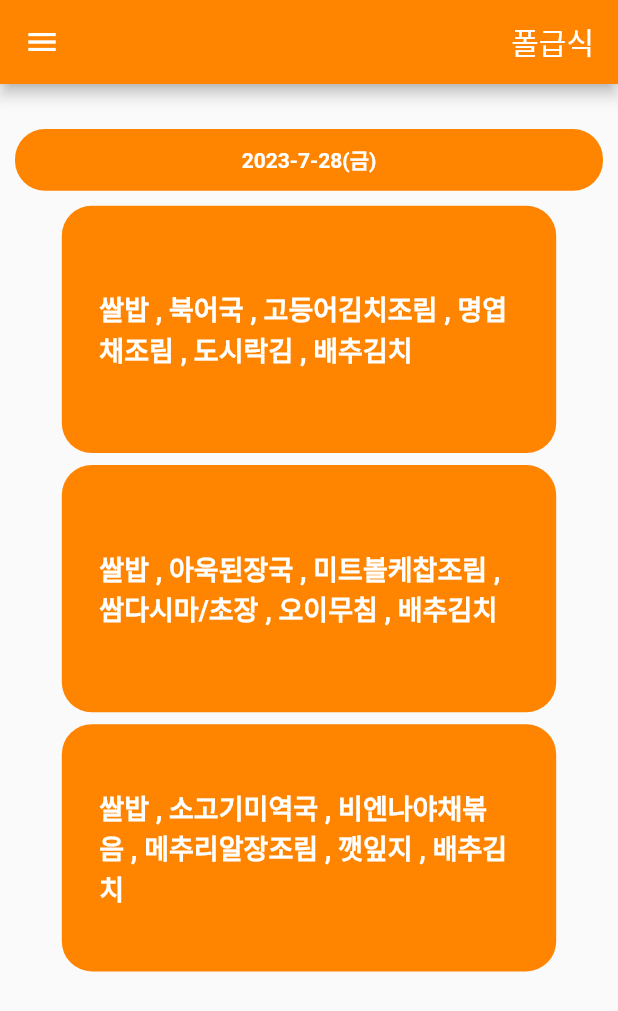
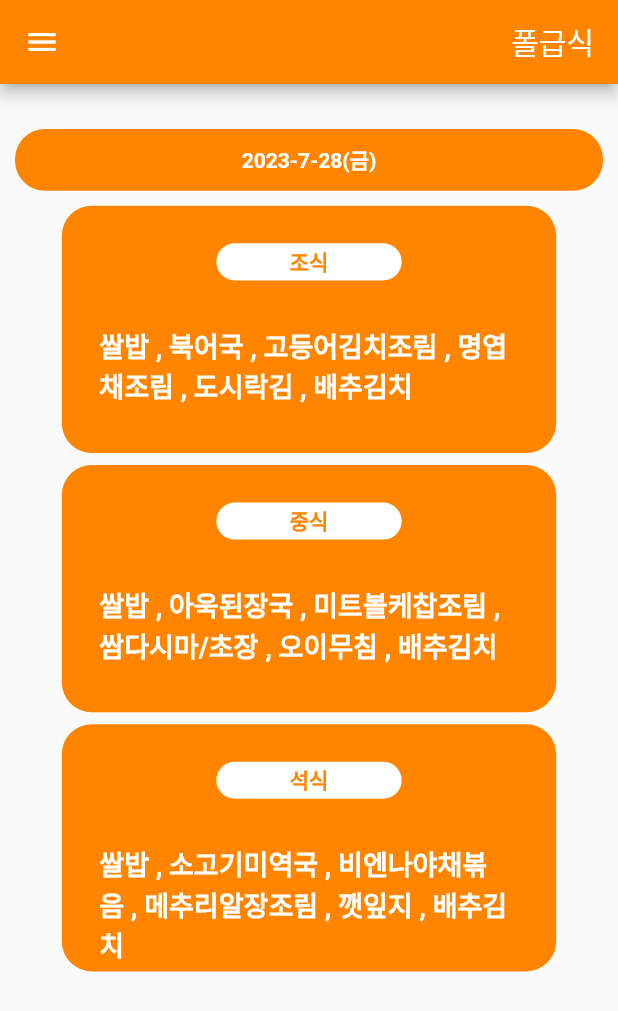
Before and after one commit to hhpp1205/polyMealApp, a Flutter app: the screen it shows after launch, on a phone screen of 412 x 824 dp. Shown: the top 1011 px of the screen. Run offline on Flutter 3.47's test engine with Material 2 defaults, Android fonts, the phone set to English and light mode, and no system bars.

Commit message:
Feat : 메뉴박스에 조식,중식,석식 구분 추가

```diff
--- /dev/null
+++ b/lib/const/mealTime.dart
@@ -0,0 +1 @@
+const List<String> MEAL_TIME = ['조식', '중식', '석식'];
--- a/lib/screen/main_screen.dart
+++ b/lib/screen/main_screen.dart
@@ -1,4 +1,5 @@
 import 'package:flutter/material.dart';
+import 'package:poly_meal/const/mealTime.dart';
 import 'package:poly_meal/main.dart';
 
 class MainScreen extends StatefulWidget {
@@ -43,7 +44,13 @@ class _MainScreenState extends State<MainScreen> {
           ),
           Column(
             children: menu
-                .map((x) => MenuBox(menu: x,)).toList(),
+            .asMap()
+            .entries
+                .map((x) => _MenuBox(
+                      mealTimeIndex : x.key,
+                      menu: x.value,
+                    ))
+                .toList(),
           ),
         ],
       ),
@@ -95,10 +102,12 @@ class _DateBar extends StatelessWidget {
   }
 }
 
-class MenuBox extends StatelessWidget {
+class _MenuBox extends StatelessWidget {
+  final int mealTimeIndex;
   final String menu;
 
-  const MenuBox({
+  const _MenuBox({
+    required this.mealTimeIndex,
     required this.menu,
     super.key,
   });
@@ -118,7 +127,31 @@ class MenuBox extends StatelessWidget {
           alignment: Alignment.center,
           child: Padding(
             padding: const EdgeInsets.all(25.0),
+            child: Column(
+              children: [
+                Padding(
+                  padding: const EdgeInsets.only(bottom: 30.0),
+                  child: Container(
+                    width: MediaQuery.of(context).size.width * 0.3,
+                    height: MediaQuery.of(context).size.height * 0.03,
+                    decoration: BoxDecoration(
+                      color: Colors.white,
+                      borderRadius: BorderRadius.circular(20.0),
+                    ),
+                    // color: Colors.white,
+                    child: Align(
+                      alignment: Alignment.center,
                       child: Text(
+                        MEAL_TIME[mealTimeIndex],
+                        style: TextStyle(
+                          color: Color(0xffFF8400),
+                          fontWeight: FontWeight.w700
+                        ),
+                      ),
+                    ),
+                  ),
+                ),
+                Text(
                   menu,
                   style: TextStyle(
                     fontSize: 18.0,
@@ -126,6 +159,8 @@ class MenuBox extends StatelessWidget {
                     fontWeight: FontWeight.w700,
                   ),
                 ),
+              ],
+            ),
           ),
         ),
       ),
```
Also changed, not shown: lib/main.dart (line endings or trailing spaces). Lines whose indentation alone changed are shown as unchanged.
